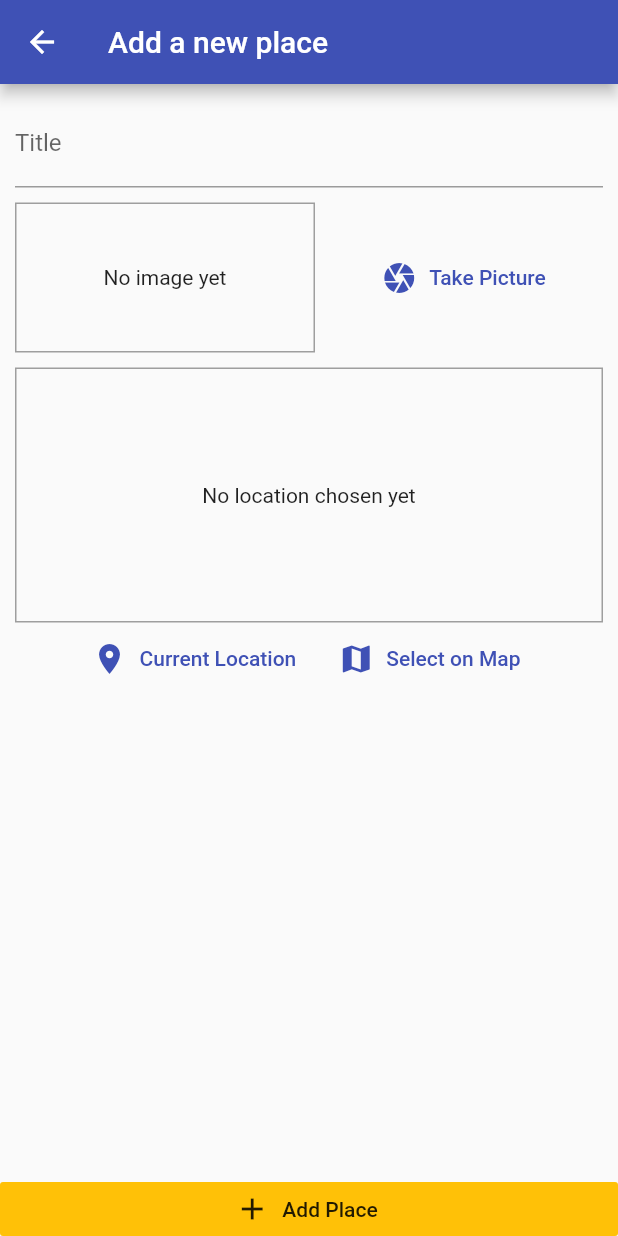
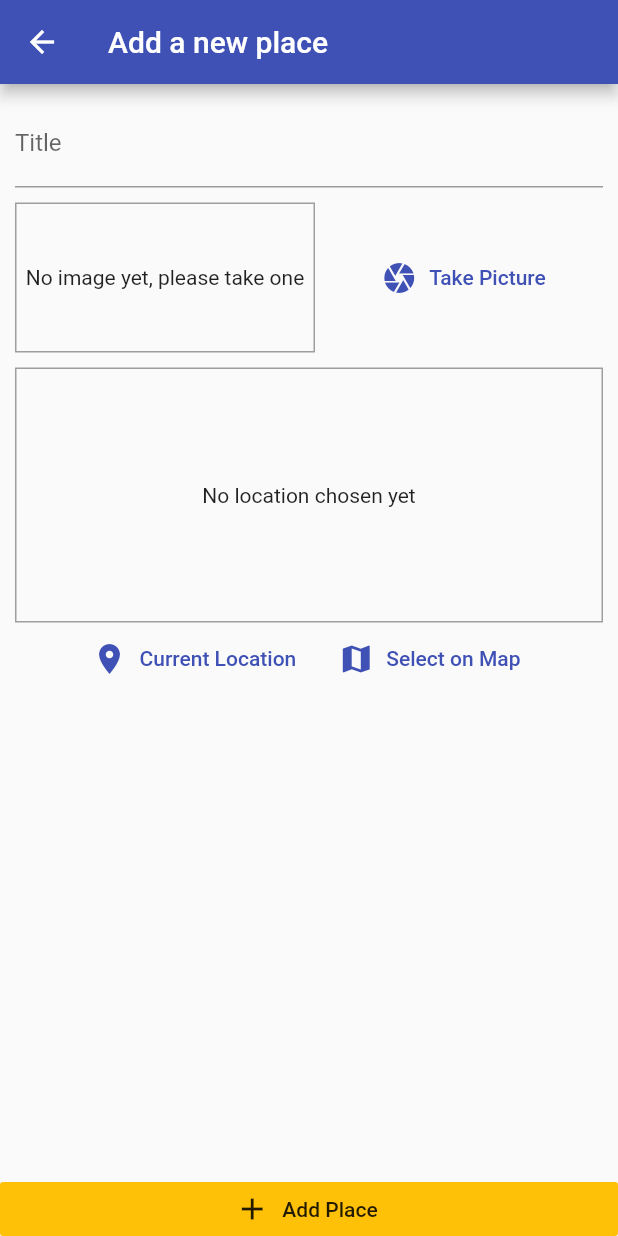
Before and after one commit to junca38/GreatMemory, a Flutter app: the screen it shows after launch, after a tap on the "add" icon, on a phone screen of 412 x 824 dp. Run offline on Flutter 3.47's test engine with Material 2 defaults, Android fonts, the phone set to English and light mode, and no system bars; our stand-ins replace google_maps_flutter, image_picker, location, sqflite; accounts and stored records are empty.

Commit message:
clean up and detail comments

```diff
--- a/lib/Models/place.dart
+++ b/lib/Models/place.dart
@@ -1,6 +1,7 @@
 import 'package:flutter/foundation.dart';
 import 'dart:io';
 
+/// Place is to store id, title, PlaceLocation object, and file path to image
 class Place {
   final String id;
   final String title;
@@ -15,6 +16,7 @@ class Place {
   });
 }
 
+/// PlaceLocation is to store a location lat, long and address
 class PlaceLocation {
   final double latitude;
   final double longitude;
--- a/lib/Widgets/image_input_widget.dart
+++ b/lib/Widgets/image_input_widget.dart
@@ -5,6 +5,7 @@ import 'package:image_picker/image_picker.dart';
 import 'package:path/path.dart' as path;
 import 'package:path_provider/path_provider.dart';
 
+/// specificly handle image in add_place_screen.dart
 class ImageInputWidget extends StatefulWidget {
   final Function onSelectImage;
   ImageInputWidget(this.onSelectImage);
@@ -17,6 +18,7 @@ class _ImageInputWidgetState extends State<ImageInputWidget> {
   final _picker = ImagePicker();
   Directory appDir;
 
+  /// take picture from camera
   Future<void> _getImage() async {
     /// take the picture
     final _imagePicker = await _picker.getImage(
@@ -59,6 +61,8 @@ class _ImageInputWidgetState extends State<ImageInputWidget> {
           decoration: BoxDecoration(
             border: Border.all(width: 1, color: Colors.grey),
           ),
+
+          /// show the image that was just taken or tell user to take one
           child: (_image != null)
               ? Image.file(
                   _image,
@@ -66,7 +70,7 @@ class _ImageInputWidgetState extends State<ImageInputWidget> {
                   width: double.infinity,
                 )
               : Text(
-                  'No image yet',
+                  'No image yet, please take one',
                   textAlign: TextAlign.center,
                 ),
           alignment: Alignment.center,
--- a/lib/helpers/db_helper.dart
+++ b/lib/helpers/db_helper.dart
@@ -7,11 +7,11 @@ class DBHelper {
   static Future<Database> database() async {
     /// get the db path first
     final dbPath = await sql.getDatabasesPath();
-    final pather = path.join(dbPath, 'places.db');
-    var db;
+    Database db;
 
     try {
-      db = await sql.openDatabase(pather, onCreate: (db, version) {
+      db = await sql.openDatabase(path.join(dbPath, 'places.db'),
+          onCreate: (db, version) {
         return db.execute(
             "CREATE TABLE user_places(id TEXT PRIMARY KEY, title TEXT, image TEXT, loc_lat REAL, loc_long REAL, address TEXT)");
       }, version: 1);
@@ -22,7 +22,7 @@ class DBHelper {
     return db;
   }
 
-  /// sql insert
+  /// Given the tablename and the data, do sql insert
   static Future<void> insert(String table, Map<String, Object> data) async {
     final db = await DBHelper.database();
     try {
@@ -34,6 +34,7 @@ class DBHelper {
     }
   }
 
+  /// return all records inside a table
   static Future<List<Map<String, dynamic>>> getData(String table) async {
     final db = await DBHelper.database();
     return await db.query(table);
--- a/lib/screens/places_list_screen.dart
+++ b/lib/screens/places_list_screen.dart
@@ -4,6 +4,7 @@ import 'package:GreatMemory/screens/place_detail_screen.dart';
 import 'package:flutter/material.dart';
 import 'package:provider/provider.dart';
 
+/// main screen to show a list of locations that are stored in the system
 class PlacesListScreen extends StatelessWidget {
   @override
   Widget build(BuildContext context) {
@@ -11,6 +12,7 @@ class PlacesListScreen extends StatelessWidget {
       appBar: AppBar(
         title: Text("List of Places:"),
         actions: <Widget>[
+          /// go to the AppPlaceScreen to add a location
           IconButton(
               icon: Icon(Icons.add),
               onPressed: () {
@@ -18,6 +20,10 @@ class PlacesListScreen extends StatelessWidget {
               }),
         ],
       ),
+
+      /// user future builder widget, the future is to get the list of places
+      /// and the builder to display the list
+      /// user can tap on an item, which will go to place_detail_screen
       body: FutureBuilder(
         future:
             Provider.of<UserPlaces>(context, listen: false).fetchAndSetPlaces(),
@@ -26,8 +32,10 @@ class PlacesListScreen extends StatelessWidget {
             ? Center(child: CircularProgressIndicator())
             : Consumer<UserPlaces>(
                 child: Center(child: const Text("No data yet")),
-                builder: (context, userPlaces, ch) => userPlaces.items.length <=
-                        0
+
+                /// check if there are data to show first
+                builder: (context, userPlaces, ch) =>
+                    (userPlaces.items.length <= 0)
                         ? ch
                         : ListView.builder(
                             itemCount: userPlaces.items.length,
@@ -36,7 +44,8 @@ class PlacesListScreen extends StatelessWidget {
                                   backgroundImage:
                                       FileImage(userPlaces.items[i].image)),
                               title: Text(userPlaces.items[i].title),
-                          subtitle: Text(userPlaces.items[i].location.address),
+                              subtitle:
+                                  Text(userPlaces.items[i].location.address),
                               onTap: () {
                                 Navigator.of(context).pushNamed(
                                   PlaceDetailScreen.routeName,
```
Also changed, not shown: lib/Providers/user_places.dart (+6 -2 lines), lib/helpers/location_help.dart (+8 -0 lines), lib/screens/add_place_screen.dart (+8 -0 lines), lib/screens/map_screen.dart (+11 -1 lines), lib/screens/place_detail_screen.dart (+12 -0 lines), 1 other file. Lines whose indentation alone changed are shown as unchanged.
